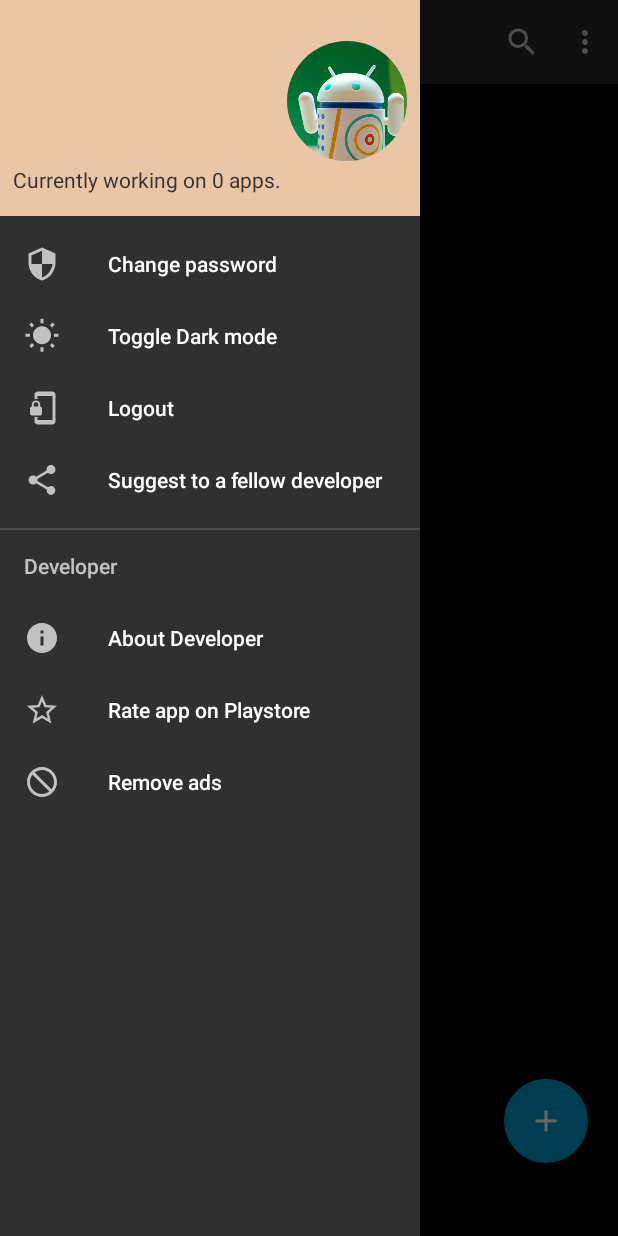
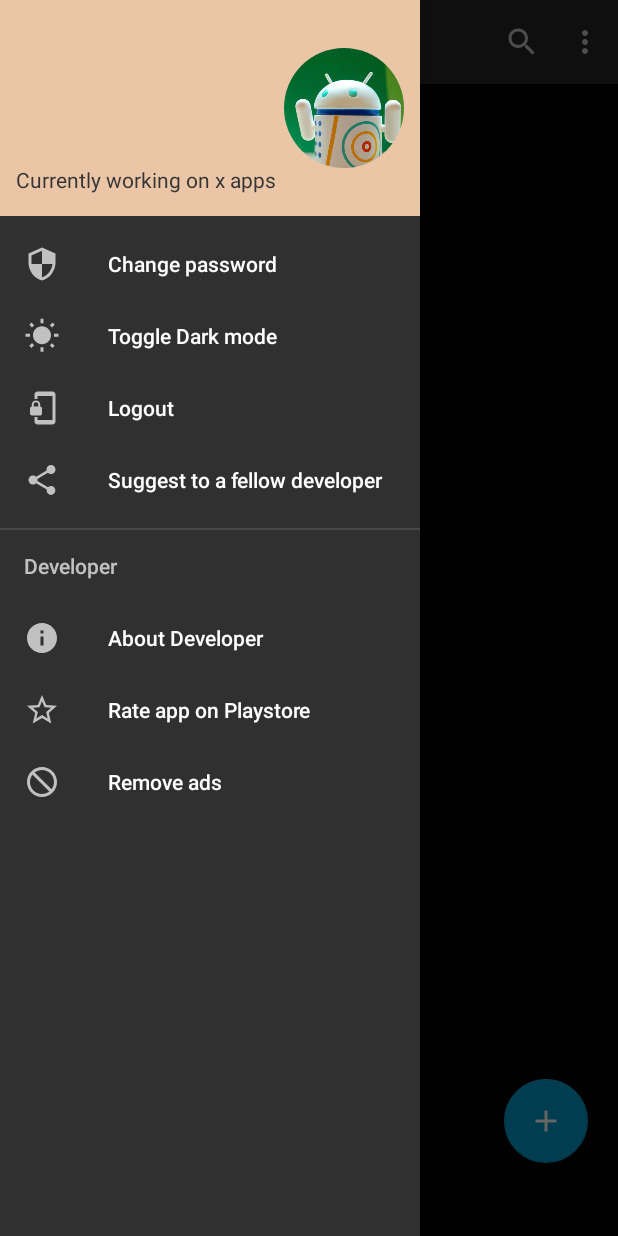
Before and after one commit to BobbyBriQz/IdeasAppForMobileDevelopers, an Android app: the ViewIdeas screen opened directly, with no data from a screen before it, in the side drawer, after a tap on "Toggle Dark mode", on a phone screen of 412 x 824 dp. Run offline under Robolectric (Android 15) with nearby library versions, the phone set to English and light mode, and no system bars; our stand-ins replace CircleImageView, Room's generated code; 2 statements that could not run were skipped.

Commit message:
Modified Konfetti colours, added margin of 10dp to CircularImageView on the drawerHeader layout and minor code cleanup.

```diff
--- a/app/src/main/java/com/appsbygreatness/ideasappformobiledevelopers/activities/DetailedPage.java
+++ b/app/src/main/java/com/appsbygreatness/ideasappformobiledevelopers/activities/DetailedPage.java
@@ -396,7 +396,7 @@ public class DetailedPage extends AppCompatActivity implements BitmapAdapter.OnB
 
         if(stateAfterClick){
             viewKonfetti.build()
-                    .addColors(Color.YELLOW,Color.GREEN, Color.MAGENTA, Color.BLUE)
+                    .addColors(Color.GRAY,Color.CYAN, Color.MAGENTA, Color.BLUE)
                     .setDirection(0.0, 359.0)
                     .setSpeed(1f,5f)
                     .setFadeOutEnabled(true)
--- a/app/src/main/java/com/appsbygreatness/ideasappformobiledevelopers/activities/NewIdea.java
+++ b/app/src/main/java/com/appsbygreatness/ideasappformobiledevelopers/activities/NewIdea.java
@@ -75,7 +75,7 @@ public class NewIdea extends AppCompatActivity implements BitmapAdapter.OnBitmap
     ImageButton newAddTodoButton;
     FloatingActionButton importImageFAB;
 
-    String imageName, fullPath = this.getString(R.string.image_directory_path);
+    String imageName, fullPath;
     ArrayList<String> imageNames;
     List<Todo> todos;
     IdeaRepository ideaRepository;
@@ -103,6 +103,8 @@ public class NewIdea extends AppCompatActivity implements BitmapAdapter.OnBitmap
                 killActivity();
             }
         });
+
+        fullPath = this.getString(R.string.image_directory_path);
 
         newAppName = findViewById(R.id.newAppName);
         newAppIdea = findViewById(R.id.newAppIdea);
@@ -314,7 +316,7 @@ public class NewIdea extends AppCompatActivity implements BitmapAdapter.OnBitmap
 
         if(stateAfterClick){
             viewKonfetti.build()
-                    .addColors(Color.YELLOW,Color.GREEN, Color.MAGENTA, Color.BLUE)
+                    .addColors(Color.GRAY,Color.CYAN, Color.MAGENTA, Color.BLUE)
                     .setDirection(0.0, 359.0)
                     .setSpeed(1f,5f)
                     .setFadeOutEnabled(true)
--- a/app/src/main/java/com/appsbygreatness/ideasappformobiledevelopers/activities/RegisterActivity.java
+++ b/app/src/main/java/com/appsbygreatness/ideasappformobiledevelopers/activities/RegisterActivity.java
@@ -69,6 +69,7 @@ public class RegisterActivity extends AppCompatActivity {
 
                     Intent intent = new Intent(getApplicationContext(), ViewIdeas.class);
                     startActivity(intent);
+                    finish();
                 }
             }
         });
--- a/app/src/main/java/com/appsbygreatness/ideasappformobiledevelopers/activities/ViewIdeas.java
+++ b/app/src/main/java/com/appsbygreatness/ideasappformobiledevelopers/activities/ViewIdeas.java
@@ -78,6 +78,7 @@ public class ViewIdeas extends AppCompatActivity implements IdeaAdapter.OnIdeaCl
     TextView drawerUsername, drawerAppCount;
     CircleImageView circleImageView;
     View headerView;
+    DrawerLayout drawerLayout;
     NavigationView navigationView;
     IdeaRepository ideaRepository;
     public static final int IMPORT_IMAGE_REQUEST_CODE = 998;
@@ -95,7 +96,7 @@ public class ViewIdeas extends AppCompatActivity implements IdeaAdapter.OnIdeaCl
         Toolbar appbar = findViewById(R.id.appBar);
         setSupportActionBar(appbar);
 
-        DrawerLayout drawerLayout = findViewById(R.id.drawerLayout);
+        drawerLayout = findViewById(R.id.drawerLayout);
         drawerToggle = new ActionBarDrawerToggle(this, drawerLayout, R.string.open,R.string.close);
         drawerLayout.addDrawerListener(drawerToggle);
         drawerToggle.syncState();
@@ -568,6 +569,8 @@ public class ViewIdeas extends AppCompatActivity implements IdeaAdapter.OnIdeaCl
 
                 aboutDeveloperDialogFragment.show(getSupportFragmentManager(),"");
 
+                drawerLayout.closeDrawers();
+
 
             }else if(menuItem.getItemId() == R.id.rateApp){
 
--- a/app/src/main/java/com/appsbygreatness/ideasappformobiledevelopers/model/Idea.java
+++ b/app/src/main/java/com/appsbygreatness/ideasappformobiledevelopers/model/Idea.java
@@ -19,7 +19,6 @@ public class Idea {
     private int id;
 
     private String name;
-
     private String idea;
 
     private String functionality;
--- a/app/src/main/res/layout/card_layout.xml
+++ b/app/src/main/res/layout/card_layout.xml
@@ -39,6 +39,8 @@
             android:paddingEnd="0dp"
             android:textSize="16sp"
             android:textStyle="bold"
+            android:singleLine="true"
+            android:ellipsize="end"
             android:textColor="?attr/primaryTextColor"
             app:layout_constraintBottom_toTopOf="@id/guideline3"
             app:layout_constraintEnd_toEndOf="@id/constrainLayout"
--- a/app/src/main/res/layout/header_drawer.xml
+++ b/app/src/main/res/layout/header_drawer.xml
@@ -16,13 +16,14 @@
         android:id="@+id/circularIV"
         android:layout_width="80dp"
         android:layout_height="80dp"
+        android:layout_marginTop="10dp"
+
         android:src="@drawable/display_picture"
-
         app:civ_border_width="0dp"
         app:layout_constraintBottom_toBottomOf="parent"
         app:layout_constraintEnd_toEndOf="parent"
         app:layout_constraintStart_toEndOf="@id/textsLL"
-        app:layout_constraintTop_toTopOf="parent"/>
+        app:layout_constraintTop_toTopOf="parent" />
 
     <LinearLayout
         android:id="@+id/textsLL"
--- a/app/src/main/res/values/styles.xml
+++ b/app/src/main/res/values/styles.xml
@@ -18,6 +18,7 @@
         <item name="iconsTint">#353535</item>
 
 
+
     </style>
 
 
@@ -35,6 +36,7 @@
         <item name="editTextBGColor">#B4B4B4</item>
         <item name="iconsTint">#CACACA</item>
 
+
     </style>
 
 
```
